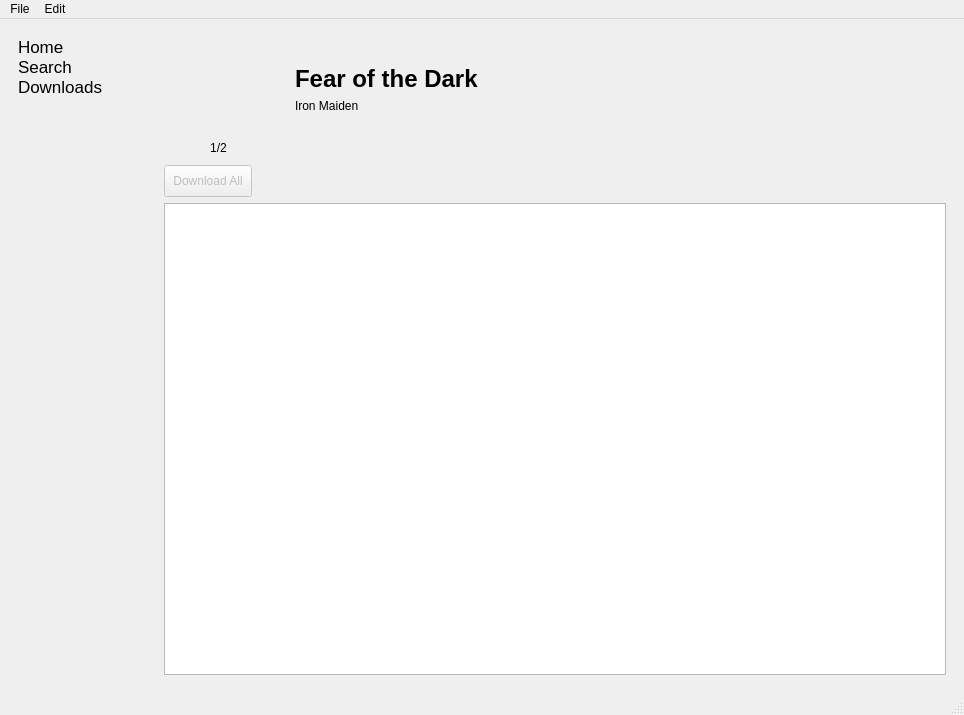
The window that res/ui/mainwindow.ui (Docheinstein/music-dragon) describes before a commit, drawn with Qt 5.
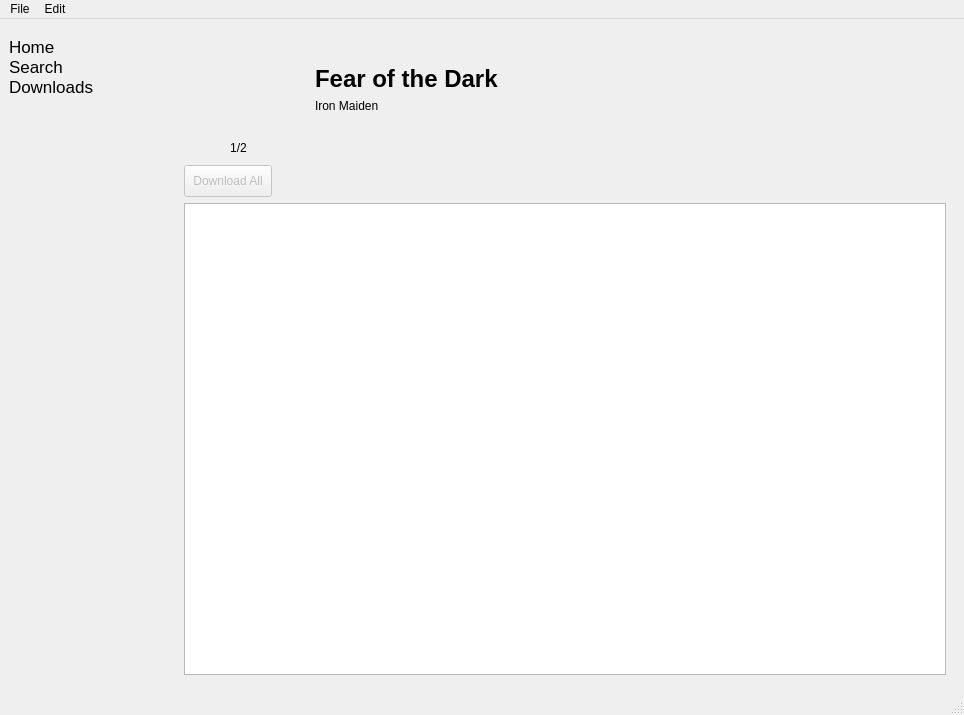
The same window after the commit. Icons and pictures are not drawn. Custom widgets are drawn as their Qt base class.

```diff
--- a/res/ui/mainwindow.ui
+++ b/res/ui/mainwindow.ui
@@ -25,7 +25,7 @@
       </property>
       <property name="minimumSize">
        <size>
-        <width>140</width>
+        <width>160</width>
         <height>0</height>
        </size>
       </property>
@@ -39,6 +39,12 @@
        <property name="spacing">
         <number>0</number>
        </property>
+       <property name="leftMargin">
+        <number>0</number>
+       </property>
+       <property name="rightMargin">
+        <number>0</number>
+       </property>
        <item>
         <widget class="ClickableLabel" name="homePageButton">
          <property name="font">
```
Left out of the diff: 5 changed lines with no effect on the pictures.
